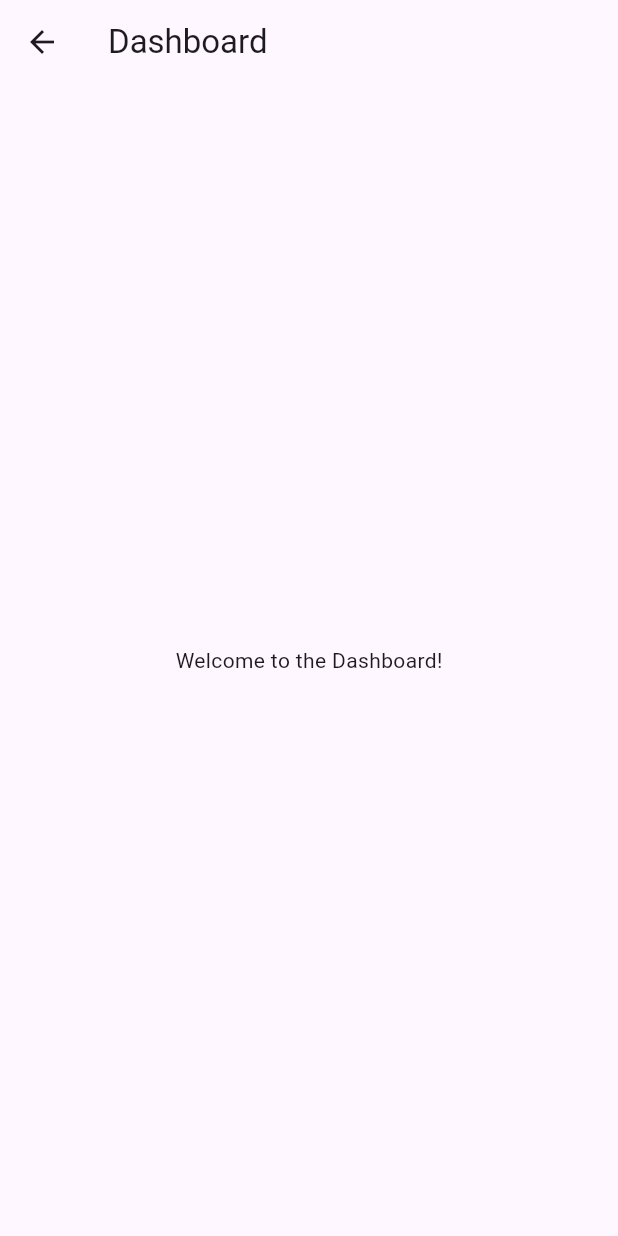
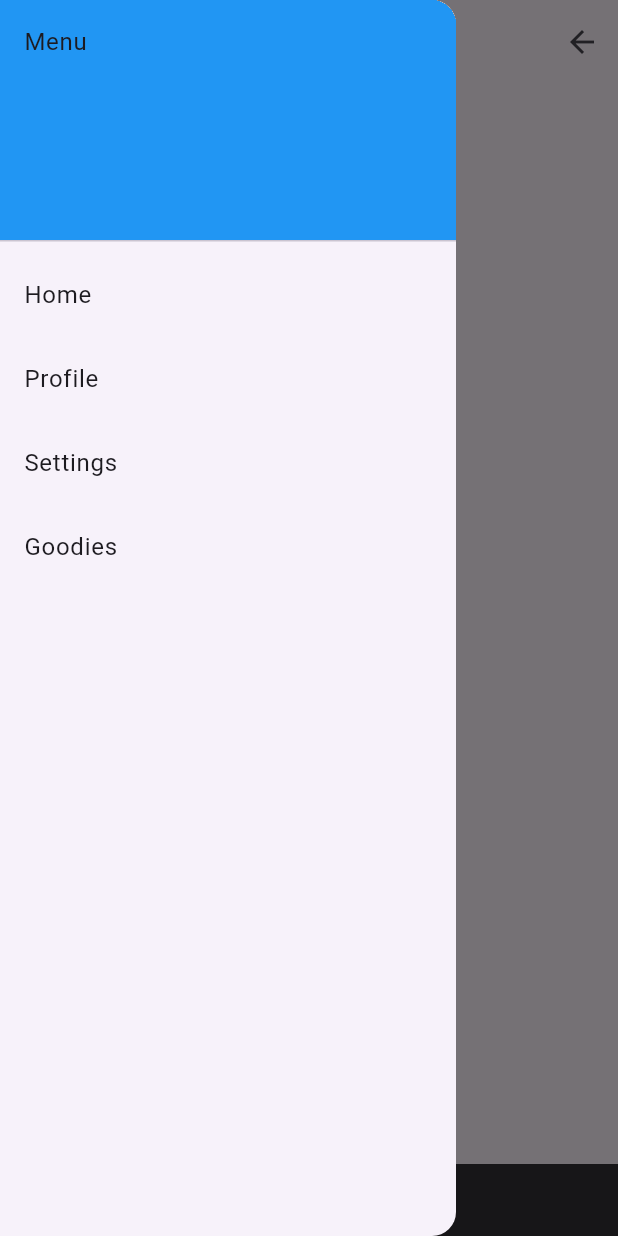
Before and after one commit to Sumit-767/Eduflex, a Flutter app: the DashboardScreen screen opened by its route, with the side drawer open (before the commit the screen has no drawer), on a phone screen of 412 x 824 dp. Run offline on Flutter 3.47's test engine with Material 3 defaults, Android fonts, the phone set to English and light mode, and no system bars; our stand-ins replace flutter_secure_storage; accounts and stored records are empty; network calls fail.

Commit message:
Dashboard and auto login

```diff
--- a/lib/dashboard_screen.dart
+++ b/lib/dashboard_screen.dart
@@ -1,13 +1,146 @@
 import 'package:flutter/material.dart';
 
-class DashboardScreen extends StatelessWidget {
+class DashboardScreen extends StatefulWidget {
+  @override
+  _DashboardScreenState createState() => _DashboardScreenState();
+}
+
+class _DashboardScreenState extends State<DashboardScreen> {
+  int _selectedIndex = 0;
+
+  final List<Widget> _pages = [
+    HomePage(),
+    ProfilePage(),
+    SettingsPage(),
+    GoodiesPage(),
+  ];
+
+  void _onItemTapped(int index) {
+    setState(() {
+      _selectedIndex = index;
+    });
+    Navigator.push(
+      context,
+      MaterialPageRoute(builder: (context) => _pages[index]),
+    );
+  }
+
   @override
   Widget build(BuildContext context) {
     return Scaffold(
-      appBar: AppBar(title: Text('Dashboard')),
-      body: Center(
-        child: Text('Welcome to the Dashboard!'),
+      appBar: AppBar(
+        title: Text('Dashboard'),
+        actions: [
+          IconButton(
+            icon: Icon(Icons.arrow_back),
+            onPressed: () {
+              Navigator.pop(context);
+            },
+          ),
+        ],
       ),
+      drawer: Drawer(
+        child: ListView(
+          padding: EdgeInsets.zero,
+          children: <Widget>[
+            DrawerHeader(
+              child: Text('Menu'),
+              decoration: BoxDecoration(
+                color: Colors.blue,
+              ),
+            ),
+            ListTile(
+              title: Text('Home'),
+              onTap: () => _onItemTapped(0),
+            ),
+            ListTile(
+              title: Text('Profile'),
+              onTap: () => _onItemTapped(1),
+            ),
+            ListTile(
+              title: Text('Settings'),
+              onTap: () => _onItemTapped(2),
+            ),
+            ListTile(
+              title: Text('Goodies'),
+              onTap: () => _onItemTapped(3),
+            ),
+          ],
+        ),
+      ),
+      body: _pages[_selectedIndex],
     );
   }
 }
+
+class HomePage extends StatelessWidget {
+  @override
+  Widget build(BuildContext context) {
+    return Scaffold(
+      appBar: AppBar(
+        title: Text('Home'),
+        leading: IconButton(
+          icon: Icon(Icons.arrow_back),
+          onPressed: () {
+            Navigator.pop(context);
+          },
+        ),
+      ),
+      body: Center(child: Text('Home Page')),
+    );
+  }
+}
+
+class ProfilePage extends StatelessWidget {
+  @override
+  Widget build(BuildContext context) {
+    return Scaffold(
+      appBar: AppBar(
+        title: Text('Profile'),
+        leading: IconButton(
+          icon: Icon(Icons.arrow_back),
+          onPressed: () {
+            Navigator.pop(context);
+          },
+        ),
+      ),
+      body: Center(child: Text('Profile Page')),
+    );
+  }
+}
+
+class SettingsPage extends StatelessWidget {
+  @override
+  Widget build(BuildContext context) {
+    return Scaffold(
+      appBar: AppBar(
+        title: Text('Settings'),
+        leading: IconButton(
+          icon: Icon(Icons.arrow_back),
+          onPressed: () {
+            Navigator.pop(context);
+          },
+        ),
+      ),
+      body: Center(child: Text('Settings Page')),
+    );
+  }
+}
+
+class GoodiesPage extends StatelessWidget {
+  @override
+  Widget build(BuildContext context) {
+    return Scaffold(
+      appBar: AppBar(
+        title: Text('Goodies'),
+        leading: IconButton(
+          icon: Icon(Icons.arrow_back),
+          onPressed: () {
+            Navigator.pop(context);
+          },
+        ),
+      ),
+      body: Center(child: Text('Goodies Page')),
+    );
+  }
+}
--- a/lib/main.dart
+++ b/lib/main.dart
@@ -2,6 +2,7 @@ import 'package:flutter/material.dart';
 import 'login_screen.dart';
 import 'dashboard_screen.dart';
 import 'register_page.dart';
+
 
 void main() {
   runApp(MyApp());
@@ -20,6 +21,7 @@ class MyApp extends StatelessWidget {
         '/': (context) => LoginScreen(),
         '/register': (context) => RegisterPage(),
         '/dashboard': (context) => DashboardScreen(),
+
       },
     );
   }
```
Also changed, not shown: lib/login_screen.dart (+57 -0 lines).
